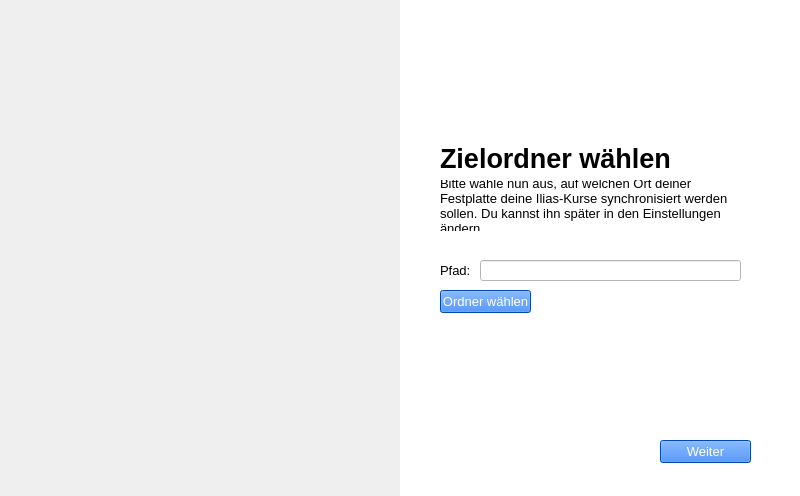
Old version of the form IliasCrawler/resources/PathSelectionView.ui in the repository HannesHipp/IliasCrawler.
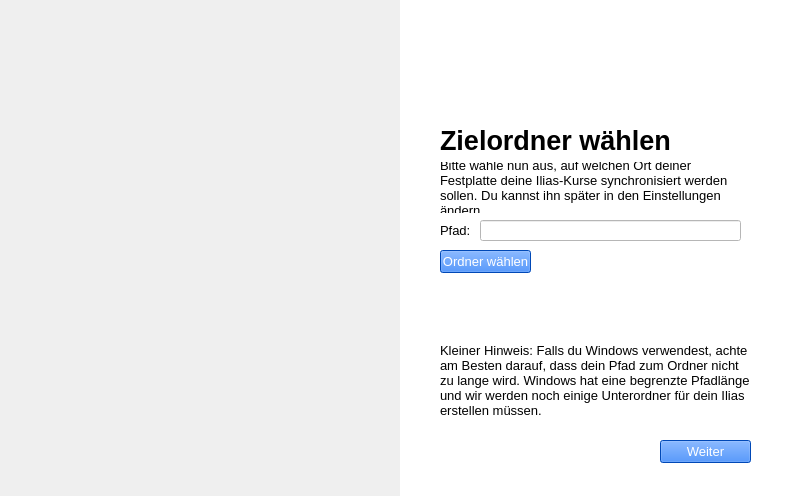
New version of the form. Icons and pictures are not drawn.

What changed in the file:
```diff
--- a/IliasCrawler/resources/PathSelectionView.ui
+++ b/IliasCrawler/resources/PathSelectionView.ui
@@ -42,7 +42,7 @@
     <property name="geometry">
      <rect>
       <x>40</x>
-      <y>260</y>
+      <y>220</y>
       <width>31</width>
       <height>21</height>
      </rect>
@@ -71,7 +71,7 @@
     <property name="geometry">
      <rect>
       <x>40</x>
-      <y>290</y>
+      <y>250</y>
       <width>91</width>
       <height>23</height>
      </rect>
@@ -122,18 +122,47 @@
     <property name="geometry">
      <rect>
       <x>80</x>
-      <y>260</y>
+      <y>220</y>
       <width>261</width>
       <height>21</height>
      </rect>
     </property>
    </widget>
+   <widget class="QLabel" name="label_description_2">
+    <property name="geometry">
+     <rect>
+      <x>40</x>
+      <y>330</y>
+      <width>311</width>
+      <height>101</height>
+     </rect>
+    </property>
+    <property name="font">
+     <font>
+      <family>Segoe UI</family>
+      <pointsize>10</pointsize>
+      <weight>50</weight>
+      <italic>false</italic>
+      <bold>false</bold>
+     </font>
+    </property>
+    <property name="styleSheet">
+     <string notr="true">color: rgb(0, 0, 0);
+font: 10pt &quot;Segoe UI&quot;;</string>
+    </property>
+    <property name="text">
+     <string>Kleiner Hinweis: Falls du Windows verwendest, achte am Besten darauf, dass dein Pfad zum Ordner nicht zu lange wird. Windows hat eine begrenzte Pfadlänge und wir werden noch einige Unterordner für dein Ilias erstellen müssen.</string>
+    </property>
+    <property name="wordWrap">
+     <bool>true</bool>
+    </property>
+   </widget>
   </widget>
   <widget class="QLabel" name="label_description">
    <property name="geometry">
     <rect>
      <x>440</x>
-     <y>180</y>
+     <y>162</y>
      <width>311</width>
      <height>51</height>
     </rect>
@@ -162,7 +191,7 @@
    <property name="geometry">
     <rect>
      <x>440</x>
-     <y>138</y>
+     <y>120</y>
      <width>240</width>
      <height>41</height>
     </rect>
```
